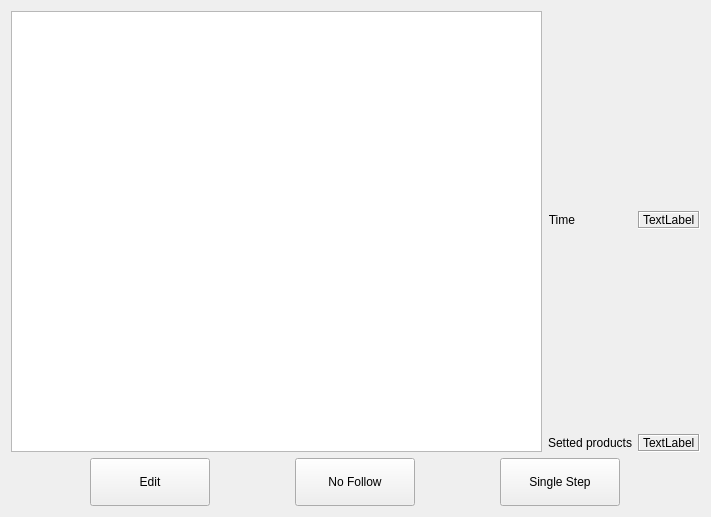
Before: the Qt Designer form hcinstruction/ichcprogrammonitorframe.ui in GaussCheng/2-5AxisPunch, drawn with Qt 5.
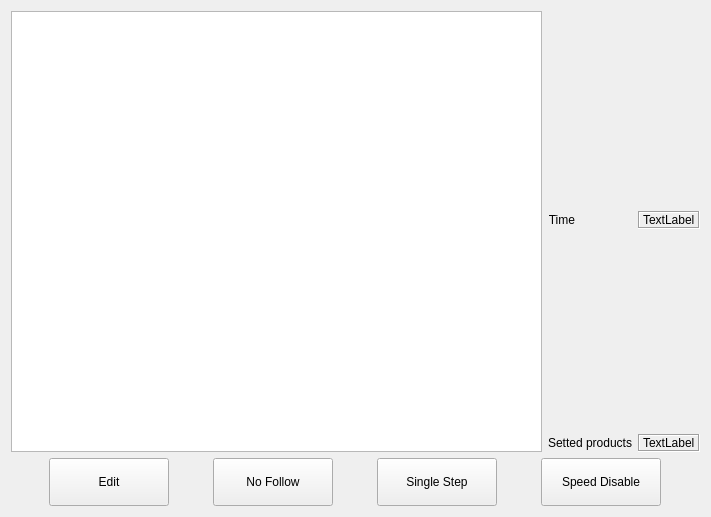
After: the same form once the commit is applied. Icons and pictures are not drawn.

```diff
--- a/hcinstruction/ichcprogrammonitorframe.ui
+++ b/hcinstruction/ichcprogrammonitorframe.ui
@@ -238,6 +238,35 @@
        </property>
       </widget>
      </item>
+     <item>
+      <widget class="QPushButton" name="speedEnableButton">
+       <property name="minimumSize">
+        <size>
+         <width>120</width>
+         <height>48</height>
+        </size>
+       </property>
+       <property name="maximumSize">
+        <size>
+         <width>120</width>
+         <height>48</height>
+        </size>
+       </property>
+       <property name="text">
+        <string>Speed Disable</string>
+       </property>
+       <property name="icon">
+        <iconset resource="../resource.qrc">
+         <normaloff>:/resource/switch_off.png</normaloff>:/resource/switch_off.png</iconset>
+       </property>
+       <property name="iconSize">
+        <size>
+         <width>32</width>
+         <height>32</height>
+        </size>
+       </property>
+      </widget>
+     </item>
     </layout>
    </item>
   </layout>
```
